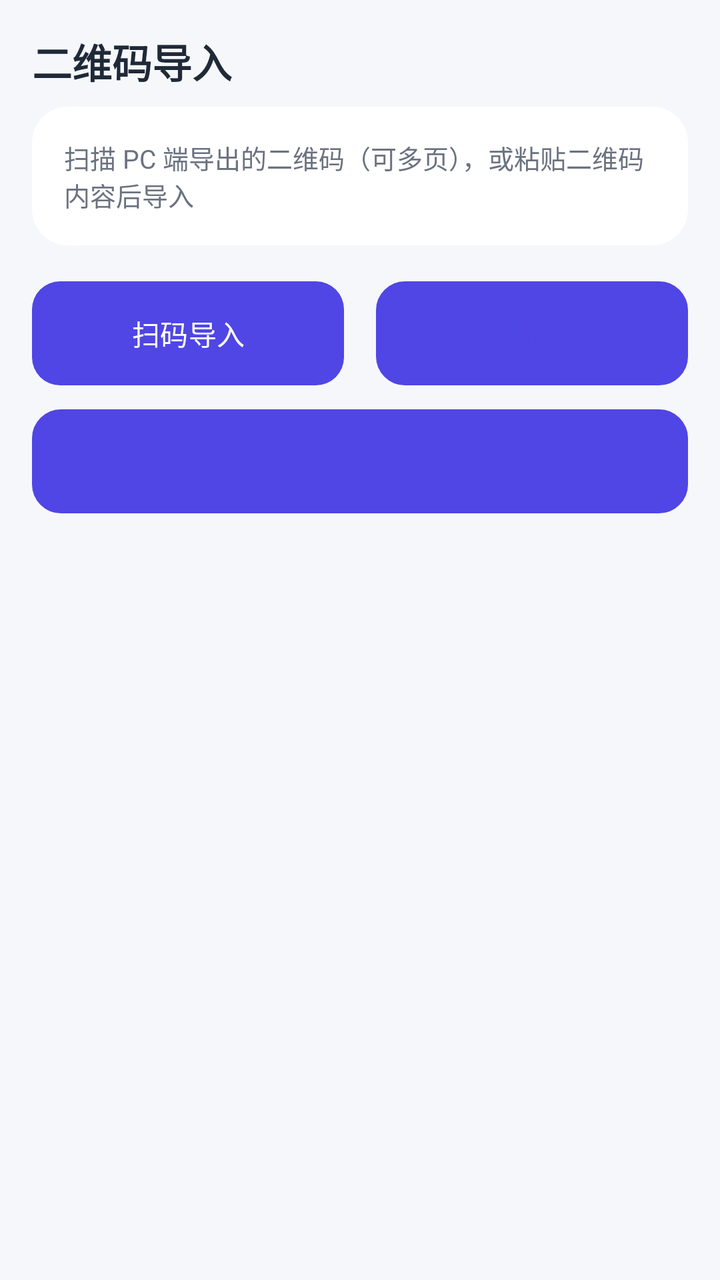
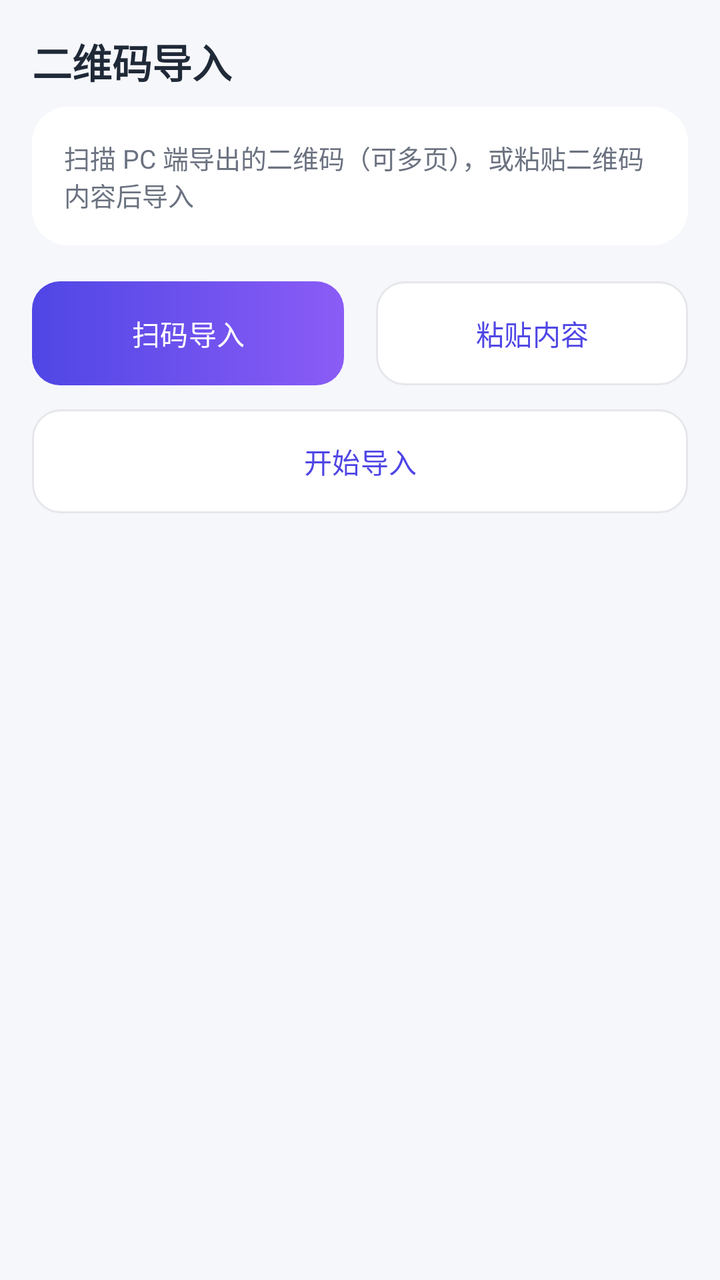

Before-and-after screenshots of an Android layout around one commit, followed by the original layout XML and the change that was made.
<!-- AndroidManifest.xml: application theme Theme.MimaVault -->
<!-- res/layout/activity_qr_import.xml -->
<?xml version="1.0" encoding="utf-8"?>
<LinearLayout xmlns:android="http://schemas.android.com/apk/res/android"
    android:layout_width="match_parent"
    android:layout_height="match_parent"
    android:background="@color/bg_page"
    android:orientation="vertical"
    android:padding="16dp">

    <TextView
        android:layout_width="wrap_content"
        android:layout_height="wrap_content"
        android:text="@string/qr_import"
        android:textColor="@color/text_main"
        android:textSize="20sp"
        android:textStyle="bold" />

    <TextView
        android:id="@+id/tvQrImportStatus"
        android:layout_width="match_parent"
        android:layout_height="wrap_content"
        android:layout_marginTop="8dp"
        android:background="@drawable/bg_card"
        android:padding="16dp"
        android:text="@string/qr_import_hint"
        android:textColor="@color/text_secondary"
        android:textSize="13sp" />

    <LinearLayout
        android:layout_width="match_parent"
        android:layout_height="wrap_content"
        android:layout_marginTop="18dp"
        android:orientation="horizontal">

        <Button
            android:id="@+id/btnQrScan"
            android:layout_width="0dp"
            android:layout_height="52dp"
            android:layout_marginEnd="8dp"
            android:layout_weight="1"
            android:background="@drawable/bg_button_primary"
            android:text="@string/qr_scan"
            android:textColor="@color/white" />

        <Button
            android:id="@+id/btnQrPaste"
            android:layout_width="0dp"
            android:layout_height="52dp"
            android:layout_marginStart="8dp"
            android:layout_weight="1"
            android:background="@drawable/bg_input"
            android:text="@string/qr_paste"
            android:textColor="@color/primary" />
    </LinearLayout>

    <Button
        android:id="@+id/btnQrImportNow"
        android:layout_width="match_parent"
        android:layout_height="52dp"
        android:layout_marginTop="12dp"
        android:background="@drawable/bg_input"
        android:text="@string/qr_import_now"
        android:textColor="@color/primary" />
</LinearLayout>
<!-- resources referenced by this layout -->
<resources>
  <color name="bg_page">#F6F7FB</color>
  <color name="primary">#4F46E5</color>
  <color name="text_main">#1F2937</color>
  <color name="text_secondary">#6B7280</color>
  <color name="white">#FFFFFF</color>
  <!-- drawable bg_button_primary (drawable) -->
  <?xml version="1.0" encoding="utf-8"?>
  <shape xmlns:android="http://schemas.android.com/apk/res/android">
      <gradient
          android:angle="0"
          android:startColor="@color/gradient_start"
          android:endColor="@color/gradient_end" />
      <corners android:radius="14dp" />
  </shape>
  <!-- drawable bg_card (drawable) -->
  <?xml version="1.0" encoding="utf-8"?>
  <shape xmlns:android="http://schemas.android.com/apk/res/android">
      <solid android:color="@color/card_bg" />
      <corners android:radius="18dp" />
  </shape>
  <!-- drawable bg_input (drawable) -->
  <?xml version="1.0" encoding="utf-8"?>
  <shape xmlns:android="http://schemas.android.com/apk/res/android">
      <solid android:color="@color/white" />
      <corners android:radius="14dp" />
      <stroke android:width="1dp" android:color="@color/divider" />
  </shape>
  <string name="qr_import">二维码导入</string>
  <string name="qr_import_hint">扫描 PC 端导出的二维码（可多页），或粘贴二维码内容后导入</string>
  <string name="qr_import_now">开始导入</string>
  <string name="qr_paste">粘贴内容</string>
  <string name="qr_scan">扫码导入</string>
  <style name="Theme.MimaVault" parent="Theme.Material3.Light.NoActionBar">
          <item name="colorPrimary">@color/primary</item>
          <item name="colorOnPrimary">@color/white</item>
          <item name="colorPrimaryContainer">@color/primary_light</item>
          <item name="colorSecondary">@color/accent</item>
          <item name="android:statusBarColor">@color/gradient_start</item>
          <item name="android:navigationBarColor">@color/bg_page</item>
          <item name="android:windowLightStatusBar">false</item>
      </style>
  <color name="gradient_start">#4F46E5</color>
  <color name="gradient_end">#8B5CF6</color>
  <color name="card_bg">#FFFFFF</color>
  <color name="divider">#E5E7EB</color>
  <color name="primary_light">#EEF2FF</color>
  <color name="accent">#8B5CF6</color>
</resources>

<!-- the commit's change to res/layout/activity_qr_import.xml (unified diff, before → after) -->
@@ -1,5 +1,5 @@
 <?xml version="1.0" encoding="utf-8"?>
-<LinearLayout xmlns:android="http://schemas.android.com/apk/res/android"
+<LinearLayout xmlns:app="http://schemas.android.com/apk/res-auto" xmlns:android="http://schemas.android.com/apk/res/android"
     android:layout_width="match_parent"
     android:layout_height="match_parent"
     android:background="@color/bg_page"
@@ -39,7 +39,8 @@
             android:layout_weight="1"
             android:background="@drawable/bg_button_primary"
             android:text="@string/qr_scan"
-            android:textColor="@color/white" />
+            android:textColor="@color/white" 
+                app:backgroundTint="@null"/>
 
         <Button
             android:id="@+id/btnQrPaste"
@@ -49,7 +50,8 @@
             android:layout_weight="1"
             android:background="@drawable/bg_input"
             android:text="@string/qr_paste"
-            android:textColor="@color/primary" />
+            android:textColor="@color/primary" 
+                app:backgroundTint="@null"/>
     </LinearLayout>
 
     <Button
@@ -59,5 +61,6 @@
         android:layout_marginTop="12dp"
         android:background="@drawable/bg_input"
         android:text="@string/qr_import_now"
-        android:textColor="@color/primary" />
+        android:textColor="@color/primary" 
+                app:backgroundTint="@null"/>
 </LinearLayout>
